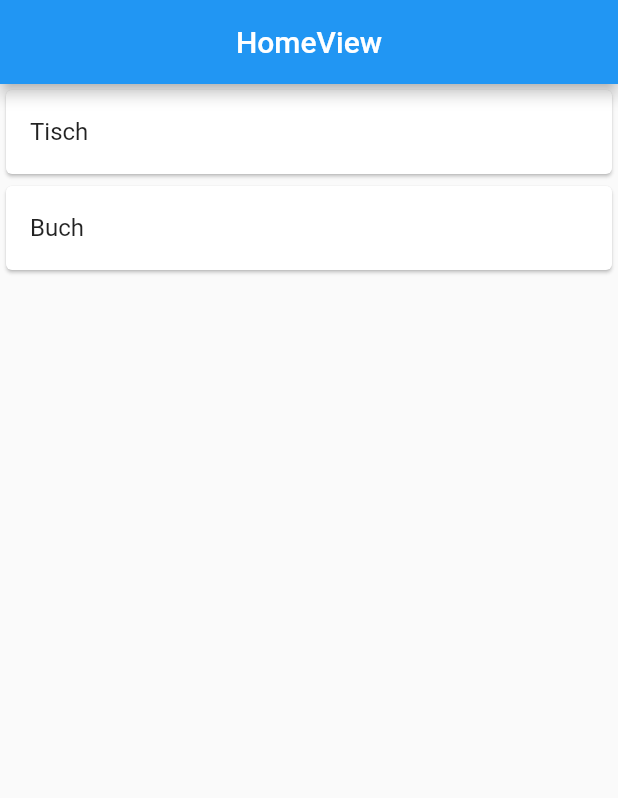
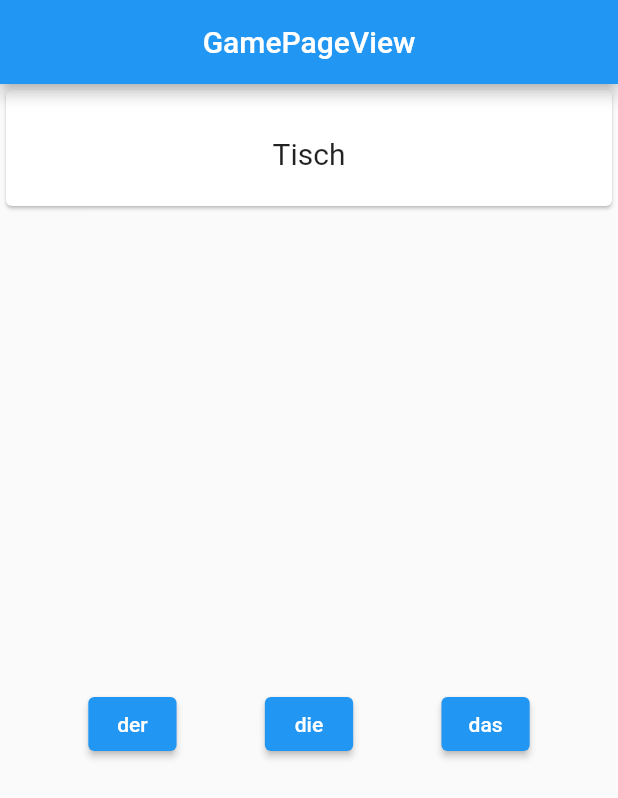
Before and after one commit to foorcun/word_artikel, a Flutter app: the screen it shows after launch, on a phone screen of 412 x 824 dp. Shown: the top 798 px of the screen. Run offline on Flutter 3.47's test engine with Material 2 defaults, Android fonts, the phone set to English and light mode, and no system bars; our stand-ins replace get, get_it.

Commit message:
game mechanims ok

```diff
--- a/lib/app/data/datasource/word/fake_word_dal.dart
+++ b/lib/app/data/datasource/word/fake_word_dal.dart
@@ -1,6 +1,6 @@
 import 'package:artikel/app/data/datasource/word/fake_word_data.dart';
 import 'package:artikel/app/data/datasource/word/i_word_dal.dart';
-import 'package:artikel/app/domain/word.dart';
+import 'package:artikel/app/domain/entity/word.dart';
 
 class FakeWordDal extends IWordDal {
   @override
--- a/lib/app/data/datasource/word/fake_word_data.dart
+++ b/lib/app/data/datasource/word/fake_word_data.dart
@@ -1,4 +1,4 @@
-import 'package:artikel/app/domain/word.dart';
+import 'package:artikel/app/domain/entity/word.dart';
 
 class FakeWordData {
   List<Word> _listWord = [];
--- a/lib/app/data/datasource/word/i_word_dal.dart
+++ b/lib/app/data/datasource/word/i_word_dal.dart
@@ -1,4 +1,4 @@
-import 'package:artikel/app/domain/word.dart';
+import 'package:artikel/app/domain/entity/word.dart';
 
 abstract class IWordDal {
   Stream<List<Word>> getWordList();
--- /dev/null
+++ b/lib/app/domain/entity/game_session.dart
@@ -0,0 +1,86 @@
+import 'dart:convert';
+
+import 'package:flutter/foundation.dart';
+
+import 'package:artikel/app/domain/entity/word.dart';
+
+class GameSession {
+  String? documentId;
+  int? id;
+  List<Word>? words;
+  int dogruSayisi;
+
+  GameSession({
+    this.documentId,
+    this.id,
+    this.words,
+    this.dogruSayisi = 0,
+  });
+
+  GameSession copyWith({
+    String? documentId,
+    int? id,
+    List<Word>? words,
+    int? dogruSayisi,
+  }) {
+    return GameSession(
+      documentId: documentId ?? this.documentId,
+      id: id ?? this.id,
+      words: words ?? this.words,
+      dogruSayisi: dogruSayisi ?? this.dogruSayisi,
+    );
+  }
+
+  Map<String, dynamic> toMap() {
+    return {
+      'documentId': documentId,
+      'id': id,
+      'words': words?.map((x) => x?.toMap())?.toList(),
+      'dogruSayisi': dogruSayisi,
+    };
+  }
+
+  factory GameSession.fromMap(Map<String, dynamic> map) {
+    return GameSession(
+      documentId: map['documentId'],
+      id: map['id']?.toInt(),
+      words: map['words'] != null
+          ? List<Word>.from(map['words']?.map((x) => Word.fromMap(x)))
+          : null,
+      dogruSayisi: map['dogruSayisi']?.toInt(),
+    );
+  }
+
+  String toJson() => json.encode(toMap());
+
+  factory GameSession.fromJson(String source) =>
+      GameSession.fromMap(json.decode(source));
+
+  @override
+  String toString() {
+    return 'GameSession(documentId: $documentId, id: $id, words: $words, dogruSayisi: $dogruSayisi)';
+  }
+
+  @override
+  bool operator ==(Object other) {
+    if (identical(this, other)) return true;
+
+    return other is GameSession &&
+        other.documentId == documentId &&
+        other.id == id &&
+        listEquals(other.words, words) &&
+        other.dogruSayisi == dogruSayisi;
+  }
+
+  @override
+  int get hashCode {
+    return documentId.hashCode ^
+        id.hashCode ^
+        words.hashCode ^
+        dogruSayisi.hashCode;
+  }
+
+  increment() {
+    dogruSayisi++;
+  }
+}
--- /dev/null
+++ b/lib/app/modules/game_page/controllers/game_page_controller.dart
@@ -0,0 +1,44 @@
+import 'package:artikel/app/data/datasource/word/i_word_dal.dart';
+import 'package:artikel/app/domain/entity/game_session.dart';
+import 'package:artikel/app/domain/entity/word.dart';
+import 'package:artikel/injector.dart';
+import 'package:get/get.dart';
+
+class GamePageController extends GetxController {
+  //TODO: Implement GamePageController
+  final words = <Word>[].obs;
+
+  // ignore: unnecessary_cast
+  var gameSession = (null as GameSession?).obs;
+
+  // var finishedGameSession = (null as GameSession?).obs;
+
+  final question = 0.obs;
+
+  final count = 0.obs;
+
+  @override
+  void onInit() {
+    super.onInit();
+    words.bindStream(injector.get<IWordDal>().getWordList());
+    ever(words, (_) => createGameSession());
+  }
+
+  @override
+  void onReady() {
+    super.onReady();
+  }
+
+  @override
+  void onClose() {}
+  void increment() => gameSession.value!.increment();
+
+  void createGameSession() {
+    // finishedGameSession.value = gameSession.value;
+    gameSession.value = GameSession(words: words.value);
+  }
+
+  bool checkAnswer({required String answer, required Word word}) {
+    return answer == word.artikel;
+  }
+}
--- /dev/null
+++ b/lib/app/modules/game_page/views/game_page_view.dart
@@ -0,0 +1,136 @@
+import 'package:flutter/material.dart';
+
+import 'package:get/get.dart';
+
+import '../controllers/game_page_controller.dart';
+
+class GamePageView extends GetView<GamePageController> {
+  @override
+  Widget build(BuildContext context) {
+    return Scaffold(
+      appBar: AppBar(
+        title: Text('GamePageView'),
+        centerTitle: true,
+      ),
+      body: GamePlayingWidget(controller: controller),
+    );
+  }
+}
+
+class GamePlayingWidget extends StatelessWidget {
+  const GamePlayingWidget({
+    Key? key,
+    required this.controller,
+  }) : super(key: key);
+
+  final GamePageController controller;
+
+  @override
+  Widget build(BuildContext context) {
+    return Column(
+      children: [
+        Expanded(
+          flex: 1,
+          child: QuestionWidget(controller: controller),
+        ),
+        Expanded(
+          flex: 8,
+          child: AnswerGroup(
+            controller: controller,
+          ),
+        ),
+      ],
+    );
+  }
+}
+
+class QuestionWidget extends StatelessWidget {
+  const QuestionWidget({
+    Key? key,
+    required this.controller,
+  }) : super(key: key);
+
+  final GamePageController controller;
+
+  @override
+  Widget build(BuildContext context) {
+    return Card(
+      child: Obx(
+        () => ListTile(
+          title: Center(
+            child: Text(
+              controller
+                  .gameSession.value!.words![controller.question.value].word!,
+              style: TextStyle(fontSize: 20),
+            ),
+          ),
+        ),
+      ),
+    );
+  }
+}
+
+class AnswerGroup extends StatelessWidget {
+  const AnswerGroup({
+    Key? key,
+    required this.controller,
+  }) : super(key: key);
+
+  final GamePageController controller;
+
+  @override
+  Widget build(BuildContext context) {
+    return Row(
+      children: [
+        Expanded(child: SizedBox()),
+        Expanded(
+            child: ElevatedButton(
+                onPressed: () {
+                  buttonMethod("der");
+                },
+                child: Text("der"))),
+        Expanded(child: SizedBox()),
+        Expanded(
+            child: ElevatedButton(
+                onPressed: (() {
+                  buttonMethod("die");
+                }),
+                child: Text("die"))),
+        Expanded(child: SizedBox()),
+        Expanded(
+            child: ElevatedButton(
+                onPressed: (() {
+                  buttonMethod("das");
+                }),
+                child: Text("das"))),
+        Expanded(child: SizedBox())
+      ],
+    );
+  }
+
+  buttonMethod(String answer) {
+    //anwser check
+    print(controller.checkAnswer(
+        answer: answer,
+        word: controller.gameSession.value!.words![controller.question.value]));
+
+    if (controller.checkAnswer(
+            answer: answer,
+            word: controller
+                .gameSession.value!.words![controller.question.value]) ==
+        true) {
+      controller.gameSession.value!.dogruSayisi =
+          controller.gameSession.value!.dogruSayisi + 1;
+      print("current " + controller.gameSession.value!.dogruSayisi.toString());
+    }
+
+// bitti or increment
+    if (controller.words.length == controller.question.value + 1) {
+      // controller.createGameSession();
+      // print("giden " + controller.gameSession.value!.toString());
+      Get.offNamed('/score-page', arguments: [controller.gameSession.value]);
+    } else {
+      controller.question.value++;
+    }
+  }
+}
--- a/lib/app/modules/home/controllers/home_controller.dart
+++ b/lib/app/modules/home/controllers/home_controller.dart
@@ -1,5 +1,5 @@
 import 'package:artikel/app/data/datasource/word/i_word_dal.dart';
-import 'package:artikel/app/domain/word.dart';
+import 'package:artikel/app/domain/entity/word.dart';
 import 'package:artikel/injector.dart';
 import 'package:get/get.dart';
 
--- a/lib/app/routes/app_routes.dart
+++ b/lib/app/routes/app_routes.dart
@@ -4,9 +4,13 @@ part of 'app_pages.dart';
 abstract class Routes {
   Routes._();
   static const HOME = _Paths.HOME;
+  static const GAME_PAGE = _Paths.GAME_PAGE;
+  static const SCORE_PAGE = _Paths.SCORE_PAGE;
 }
 
 abstract class _Paths {
   _Paths._();
   static const HOME = '/home';
+  static const GAME_PAGE = '/game-page';
+  static const SCORE_PAGE = '/score-page';
 }
```
Also changed, not shown: lib/app/modules/game_page/bindings/game_page_binding.dart (added, +12 -0 lines), lib/app/modules/score_page/bindings/score_page_binding.dart (added, +12 -0 lines), lib/app/modules/score_page/controllers/score_page_controller.dart (added, +26 -0 lines), lib/app/modules/score_page/views/score_page_view.dart (added, +55 -0 lines), lib/app/routes/app_pages.dart (+15 -1 lines), lib/app/domain/entity/word.dart (renamed from lib/app/domain/word.dart), 1 other file.
